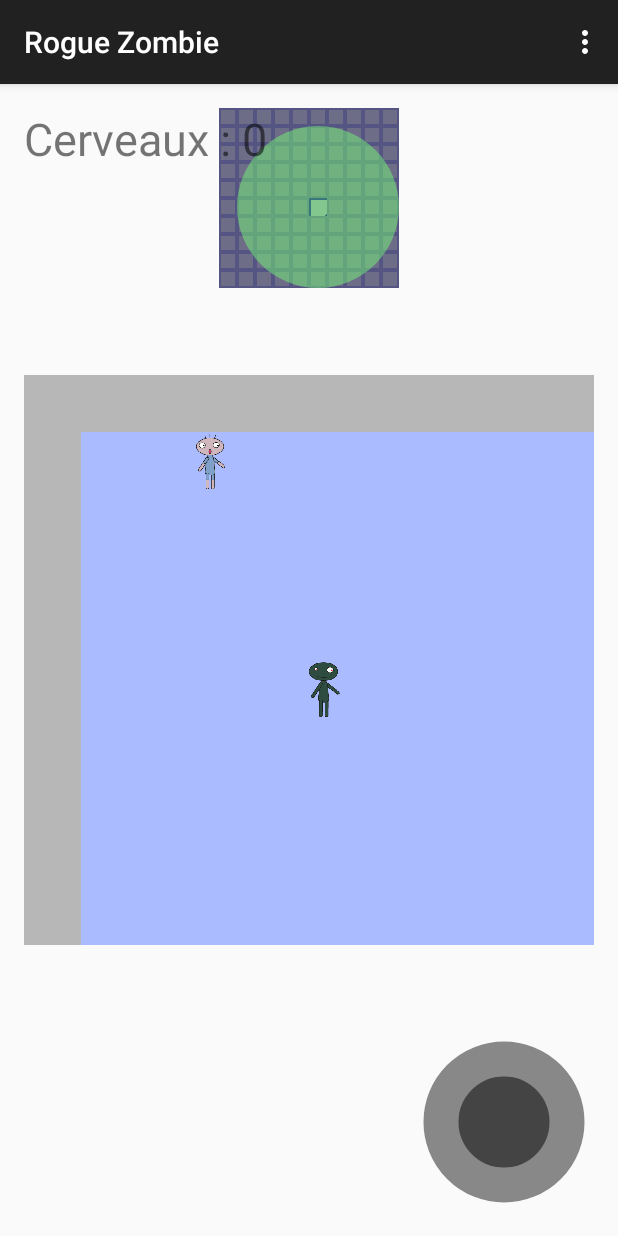
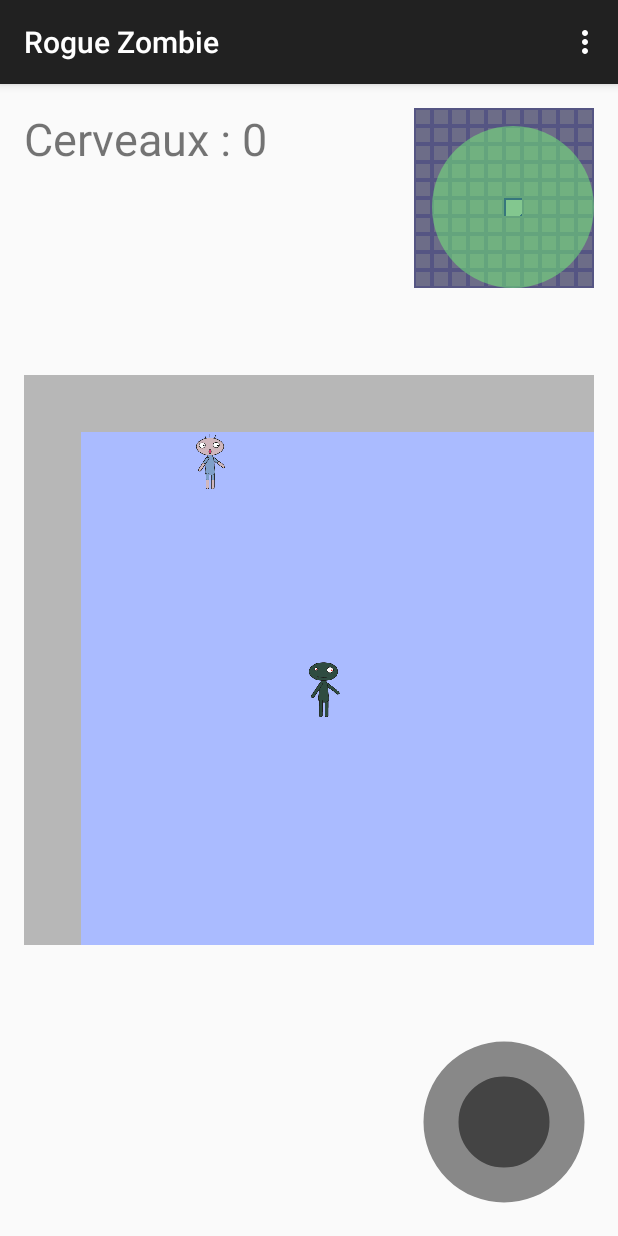
Before and after one commit to Eraol/RogueZombie, an Android app: the screen it shows after launch (MainActivity), on a phone screen of 412 x 824 dp. Run offline under Robolectric (Android 15) with nearby library versions, the phone set to English and light mode, and no system bars.

Commit message:
Merge https://github.com/VincentDubois/RogueZombie
Conflicts:
	app/src/main/java/fr/iutlens/roguezombie/MainActivity.java

```diff
--- a/app/src/main/res/layout/activity_main.xml
+++ b/app/src/main/res/layout/activity_main.xml
@@ -10,7 +10,10 @@
         android:layout_height="120dp"
         class="fr.iutlens.roguezombie.maze.MiniMapView"
         android:id="@+id/view"
-        android:layout_alignParentTop="true" />
+        android:layout_alignParentTop="true"
+        android:layout_toEndOf="@+id/scoreView"
+        android:layout_alignLeft="@+id/joystick"
+        android:layout_alignStart="@+id/joystick" />
 
     <view
         android:layout_width="wrap_content"
```
